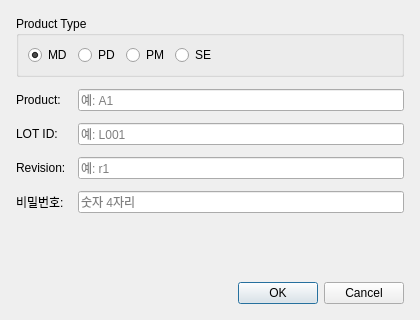
This is client/upload_dialog.ui in happyudding/report_server as Qt 5 draws it before an edit. The edited form follows.
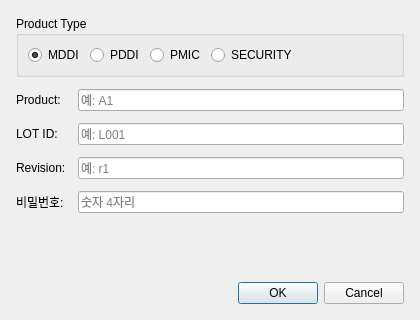
This is the edited form.

Commit message:
260602 client UI + xlsx layout 조정
- Main UI: 파일목록 폰트/칸 축소, open 버튼 좌측 grid 이동(LOCAL FILE OPEN),
  Start 우측 끝 배치 + save name 확장 + .xlsx 표시, Status 라벨 추가
- Product Type 라벨 MDDI/PDDI/PMIC/SECURITY (값은 기존 키 유지)
- Options: FileName Change 버튼 추가 — 입력 파일별 legend명 콤마 편집
- xlsx: 시트 제목 좌측 정렬, yield/fail_item 컬럼 cnt 그룹 후 yield 그룹

```diff
--- a/client/upload_dialog.ui
+++ b/client/upload_dialog.ui
@@ -27,23 +27,23 @@
      <layout class="QHBoxLayout" name="horizontalLayout_pt">
       <item>
        <widget class="QRadioButton" name="rb_pt_MD">
-        <property name="text"><string>MD</string></property>
+        <property name="text"><string>MDDI</string></property>
         <property name="checked"><bool>true</bool></property>
        </widget>
       </item>
       <item>
        <widget class="QRadioButton" name="rb_pt_PD">
-        <property name="text"><string>PD</string></property>
+        <property name="text"><string>PDDI</string></property>
        </widget>
       </item>
       <item>
        <widget class="QRadioButton" name="rb_pt_PM">
-        <property name="text"><string>PM</string></property>
+        <property name="text"><string>PMIC</string></property>
        </widget>
       </item>
       <item>
        <widget class="QRadioButton" name="rb_pt_SE">
-        <property name="text"><string>SE</string></property>
+        <property name="text"><string>SECURITY</string></property>
        </widget>
       </item>
       <item>
```
The commit also changes 5 other files.
